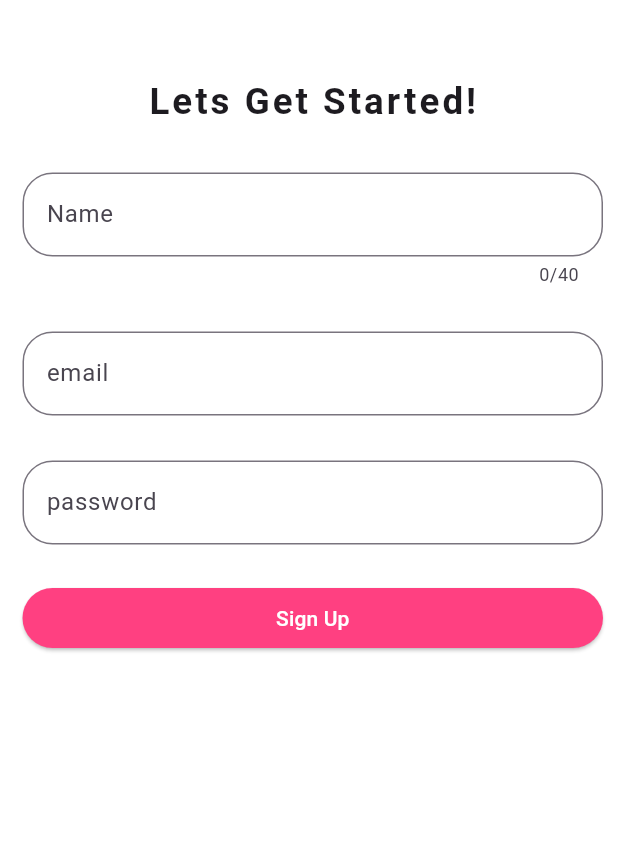
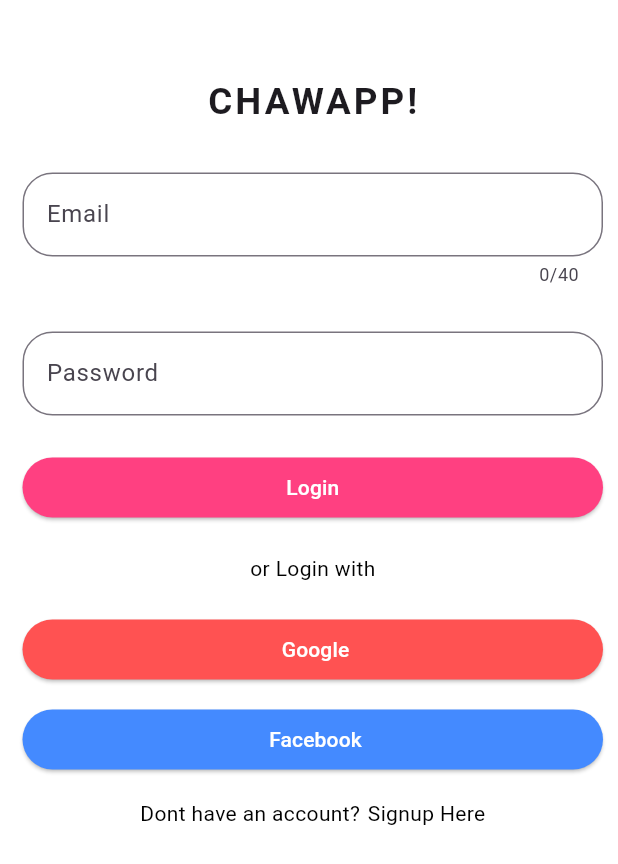
Before and after one commit to yanavalencia/yanav, a Flutter app: the screen it shows after launch, on a phone screen of 412 x 824 dp. Shown: the top 864 px of the screen. Run offline on Flutter 3.47's test engine with Material 3 defaults, Android fonts, the phone set to English and light mode, and no system bars.

Commit message:
Activity 3.1

```diff
--- /dev/null
+++ b/lib/PAGES/login.dart
@@ -0,0 +1,160 @@
+import 'package:flutter/material.dart';
+
+class Login extends StatefulWidget {
+  @override
+  State<Login> createState() => _LoginState();
+}
+
+class _LoginState extends State<Login> {
+  final formKey = GlobalKey<FormState>();
+  String email = '';
+  String password = '';
+
+  @override
+  Widget build(BuildContext context) {
+    return Scaffold(
+      backgroundColor: Colors.white,
+      body: SafeArea(
+        child: Padding(
+          padding: EdgeInsets.fromLTRB(15.0, 50.0, 10.0, 0),
+          child: Column(
+            children: <Widget>[
+              Text(
+                'CHAWAPP!',
+                style: TextStyle(
+                  fontWeight: FontWeight.w700,
+                  letterSpacing: 2.0,
+                  fontSize: 24.5,
+                ),
+              ),
+              SizedBox(height: 30.0),
+              Form(
+                key: formKey,
+                child: Column(
+                  crossAxisAlignment: CrossAxisAlignment.stretch,
+                  children: <Widget>[
+                    TextFormField(
+                      maxLength: 40,
+                      decoration: InputDecoration(
+                        labelText: 'Email',
+                        border: OutlineInputBorder(
+                          borderRadius: BorderRadius.circular(20.0),
+                        ),
+                      ),
+                      validator: (value) {
+                        if (value == null || value.isEmpty) {
+                          return 'Please provide an Email';
+                        }
+                        return null;
+                      },
+                      onSaved: (value) {
+                        email = value!;
+                      },
+                    ),
+                    SizedBox(height: 30.0),
+                    TextFormField(
+                      obscureText: true,
+                      decoration: InputDecoration(
+                        labelText: 'Password',
+                        border: OutlineInputBorder(
+                          borderRadius: BorderRadius.circular(20.0),
+                        ),
+                      ),
+                      validator: (value) {
+                        if (value == null || value.isEmpty) {
+                          return 'Please provide a password';
+                        }
+                        if (value.length < 8) {
+                          return 'Password should be at least 8 characters long';
+                        }
+                        if (value.length > 20) {
+                          return 'Password must be 20 characters long only';
+                        }
+                        return null;
+                      },
+                      onSaved: (value) {
+                        password = value!;
+                      },
+                    ),
+                    SizedBox(height: 24.0),
+                    ElevatedButton(
+                      onPressed: () {
+                        if (formKey.currentState!.validate()) {
+                          formKey.currentState!.save();
+                          print(email);
+                          print(password);
+                          // Implement your login logic here
+                        }
+                      },
+                      child: Text('Login'),
+                      style: ElevatedButton.styleFrom(
+                        backgroundColor: Colors.pinkAccent,
+                        foregroundColor: Colors.white,
+                      ),
+                    ),
+                    SizedBox(height: 20.0,),
+                    Row(
+                      mainAxisAlignment: MainAxisAlignment.center,
+                      children: <Widget>[
+                        Text(
+                          'or Login with',
+                          style: TextStyle(
+                            color: Colors.black,
+                          ),
+                        ),
+                      ],
+                    ),
+                    SizedBox(height: 20.0),
+                    ElevatedButton(
+                      onPressed: () {
+                        // Implement your Google login logic here
+                      },
+                      child: Text(' Google'),
+                      style: ElevatedButton.styleFrom(
+                        backgroundColor: Colors.redAccent,
+                        foregroundColor: Colors.white,
+                      ),
+                    ),
+                    SizedBox(height: 12.0),
+                    ElevatedButton(
+                      onPressed: () {
+                        // Implement your Facebook login logic here
+                      },
+                      child: Text(' Facebook'),
+                      style: ElevatedButton.styleFrom(
+                        backgroundColor: Colors.blueAccent,
+                        foregroundColor: Colors.white,
+                      ),
+                    ),
+                    SizedBox(height: 15.0,),
+                    Row(
+                      mainAxisAlignment: MainAxisAlignment.center,
+                      children: <Widget>[
+                        Text(
+                          'Dont have an account?',
+                          style: TextStyle(
+                            color: Colors.black,
+                          ),
+                        ),
+                        SizedBox(width: 5.0,),
+                        InkWell(
+                          child: Text(
+                            'Signup Here',
+                            style: TextStyle(
+                              color: Colors.black,
+                            ),
+                          ),
+                          onTap: ()=> Navigator.popAndPushNamed(context, '/signup'),
+                        ),
+                      ],
+                    ),
+                  ],
+                ),
+              ),
+            ],
+          ),
+        ),
+      ),
+    );
+  }
+}
--- a/lib/main.dart
+++ b/lib/main.dart
@@ -2,16 +2,18 @@ import 'package:flutter/material.dart';
 import 'package:untitled2/PAGES/signup.dart';
 import 'package:untitled2/home.dart';
 import 'package:untitled2/PAGES/dashboard.dart';
+import 'package:untitled2/PAGES/login.dart';
 
 
 import 'PAGES/menu.dart';
 
 void main() => runApp(MaterialApp(
-  initialRoute: '/signup',
+  initialRoute: '/login',
   routes: {
     '/' : (context) => Dashboard(),
     '/menu' :(context) => Menu(),
     '/profile' :(context) => Home(),
     '/signup':(context) =>Signup(),
+    '/login':(context) =>Login(),
   },
 ));
```
Also changed, not shown: lib/PAGES/signup.dart (+61 -51 lines).
